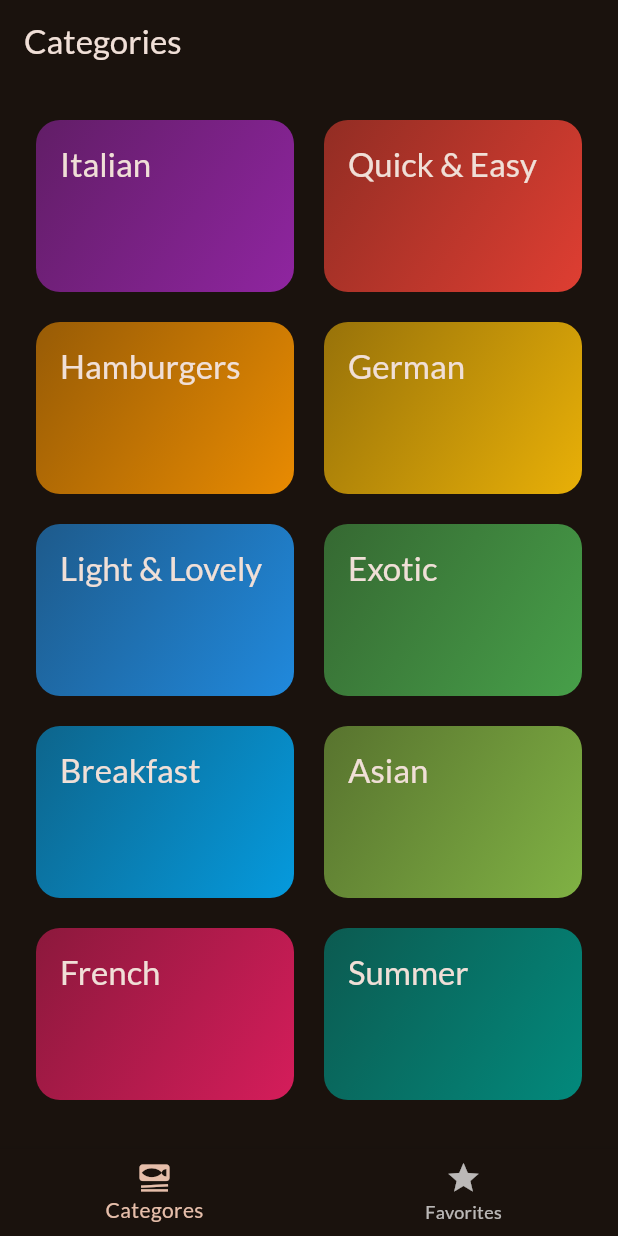
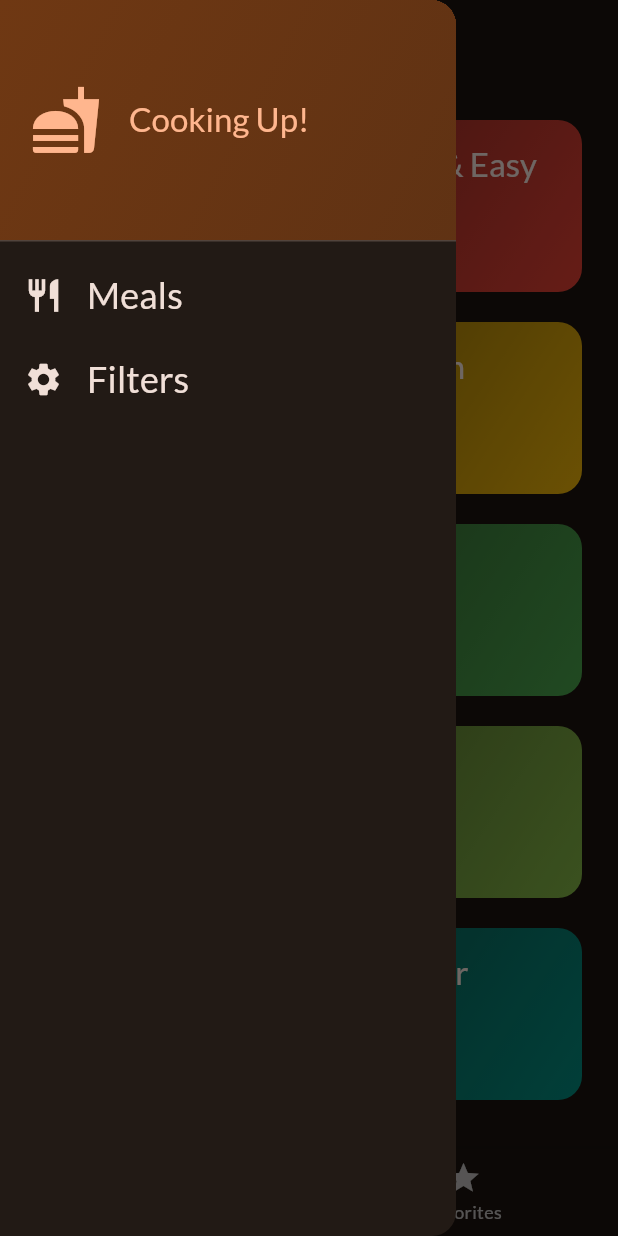
Before and after one commit to bigmosi/Meal_app, a Flutter app: the screen it shows after launch, with the side drawer open (before the commit the screen has no drawer), on a phone screen of 412 x 824 dp. Run offline on Flutter 3.47's test engine with Material 3 defaults, Android fonts, the phone set to English and light mode, and no system bars; our stand-ins replace google_fonts, transparent_image.

Commit message:
added filters

```diff
--- a/lib/screens/tabs.dart
+++ b/lib/screens/tabs.dart
@@ -1,7 +1,9 @@
 import 'package:flutter/material.dart';
 import 'package:meals/models/meal.dart';
 import 'package:meals/screens/categories.dart';
+import 'package:meals/screens/filters.dart';
 import 'package:meals/screens/meals.dart';
+import 'package:meals/widgets/main_drawer.dart';
 
 class TabsScreen extends StatefulWidget {
   const TabsScreen({super.key});
@@ -46,6 +48,17 @@ class _TabsScreenState extends State<TabsScreen> {
     });
   }
 
+  void _setScreen(String identifier) {
+    Navigator.of(context).pop();
+    if (identifier == 'filters') {
+      Navigator.of(context).push(MaterialPageRoute(
+        builder: (ctx) => const FiltersScreen()
+        )
+        );
+
+    }
+  }
+
   @override
   Widget build(BuildContext context) {
     Widget activePage = CategoriesScreen(onToggleFavorites: _toggleMealFavorteStatus,);
@@ -61,6 +74,7 @@ class _TabsScreenState extends State<TabsScreen> {
       appBar: AppBar(
         title: Text(activePageTitle),
       ),
+      drawer: MainDrawer(onSelectScreen: _setScreen,),
       body: activePage,
       bottomNavigationBar: BottomNavigationBar(
         onTap: _selectedPage,
--- /dev/null
+++ b/lib/widgets/main_drawer.dart
@@ -0,0 +1,56 @@
+import 'package:flutter/material.dart';
+
+class MainDrawer extends StatelessWidget {
+  const MainDrawer({super.key, required this.onSelectScreen});
+
+  final void Function(String identifier) onSelectScreen;
+  @override
+  Widget build(BuildContext context) {
+   return Drawer(
+    child: Column(children: [
+      DrawerHeader(padding: const EdgeInsets.all(20),
+      decoration: BoxDecoration(
+        gradient: LinearGradient(colors: [
+        Theme.of(context).colorScheme.primaryContainer,
+        Theme.of(context).colorScheme.primaryContainer.withOpacity(0.8),
+        ],
+        begin: Alignment.topLeft,
+        end: Alignment.bottomRight
+        )
+      ),
+       child: Row(
+        children: [
+          Icon(Icons.fastfood, size: 48, color: Theme.of(context).colorScheme.primary,),
+          const SizedBox(width: 18,),
+          Text('Cooking Up!', style: Theme.of(context).textTheme.titleLarge!.copyWith(
+            color: Theme.of(context).colorScheme.primary
+          ),)
+        ],
+       )
+       ),
+       ListTile(
+        leading: Icon(Icons.restaurant, size: 26, color: Theme.of(context).colorScheme.onBackground,),
+        title: Text('Meals', style: Theme.of(context).textTheme.titleSmall!.copyWith(
+            color: Theme.of(context).colorScheme.onBackground,
+            fontSize: 24
+          ),
+          ),
+          onTap: () {
+            onSelectScreen('meals');
+          },
+       ),
+       ListTile(
+        leading: Icon(Icons.settings, size: 26, color: Theme.of(context).colorScheme.onBackground,),
+        title: Text('Filters', style: Theme.of(context).textTheme.titleSmall!.copyWith(
+            color: Theme.of(context).colorScheme.onBackground,
+            fontSize: 24
+          ),
+          ),
+          onTap: () {
+            onSelectScreen('filters');
+          },
+       )
+    ],),
+   );
+  }
+}
```
Also changed, not shown: lib/screens/filters.dart (added, +117 -0 lines).
